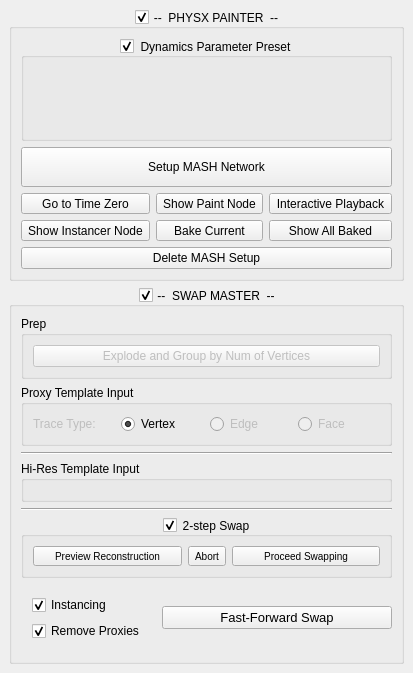
Qt form src/gui/app/setDressMaster/ui.ui (mushogenshin/mk_dcc) before a commit.
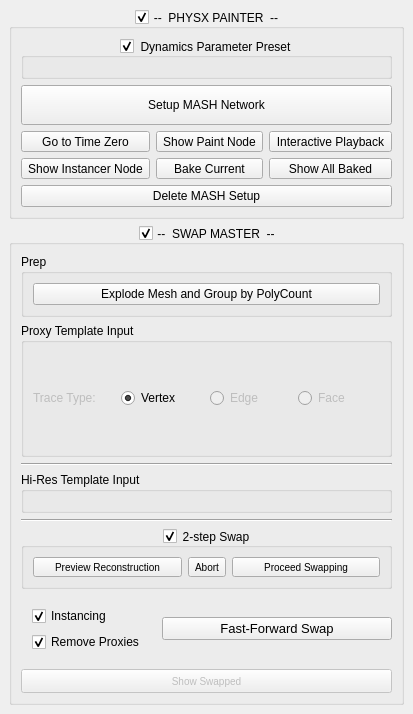
The same form after that commit. Icons and pictures are not drawn.

Commit message: WIP Completed prep logic of explode meshes and group by poly counts

What changed in the file:
```diff
--- a/src/gui/app/setDressMaster/ui.ui
+++ b/src/gui/app/setDressMaster/ui.ui
@@ -7,7 +7,7 @@
     <x>0</x>
     <y>0</y>
     <width>373</width>
-    <height>673</height>
+    <height>714</height>
    </rect>
   </property>
   <property name="windowTitle">
@@ -289,7 +289,7 @@
        <bool>true</bool>
       </property>
       <property name="sizePolicy">
-       <sizepolicy hsizetype="Preferred" vsizetype="Fixed">
+       <sizepolicy hsizetype="Preferred" vsizetype="Preferred">
         <horstretch>0</horstretch>
         <verstretch>0</verstretch>
        </sizepolicy>
@@ -309,6 +309,12 @@
       <layout class="QVBoxLayout" name="swap_master_group_box_layout">
        <item>
         <widget class="QGroupBox" name="groupBox_3">
+         <property name="sizePolicy">
+          <sizepolicy hsizetype="Preferred" vsizetype="Fixed">
+           <horstretch>0</horstretch>
+           <verstretch>0</verstretch>
+          </sizepolicy>
+         </property>
          <property name="title">
           <string>Prep</string>
          </property>
@@ -318,10 +324,20 @@
             <item>
              <widget class="QPushButton" name="pushButton_3">
               <property name="enabled">
-               <bool>false</bool>
+               <bool>true</bool>
               </property>
               <property name="text">
-               <string>Explode and Group by Num of Vertices</string>
+               <string>Explode Mesh and Group by PolyCount</string>
+              </property>
+              <property name="icon">
+               <iconset resource="rc/resources.qrc">
+                <normaloff>:/icons/baseline_broken_image_white_48dp.png</normaloff>:/icons/baseline_broken_image_white_48dp.png</iconset>
+              </property>
+              <property name="iconSize">
+               <size>
+                <width>24</width>
+                <height>24</height>
+               </size>
               </property>
              </widget>
             </item>
@@ -333,7 +349,7 @@
        <item>
         <widget class="QGroupBox" name="groupBox">
          <property name="sizePolicy">
-          <sizepolicy hsizetype="Preferred" vsizetype="Preferred">
+          <sizepolicy hsizetype="Preferred" vsizetype="Expanding">
            <horstretch>0</horstretch>
            <verstretch>0</verstretch>
           </sizepolicy>
@@ -420,6 +436,12 @@
        </item>
        <item>
         <widget class="QGroupBox" name="SM_orient_reconstruct_child_group_box">
+         <property name="sizePolicy">
+          <sizepolicy hsizetype="Preferred" vsizetype="Fixed">
+           <horstretch>0</horstretch>
+           <verstretch>0</verstretch>
+          </sizepolicy>
+         </property>
          <property name="title">
           <string>2-step Swap</string>
          </property>
@@ -598,6 +620,50 @@
          </item>
         </layout>
        </item>
+       <item>
+        <layout class="QHBoxLayout" name="horizontalLayout_3">
+         <property name="leftMargin">
+          <number>0</number>
+         </property>
+         <property name="topMargin">
+          <number>0</number>
+         </property>
+         <property name="rightMargin">
+          <number>0</number>
+         </property>
+         <property name="bottomMargin">
+          <number>0</number>
+         </property>
+         <item>
+          <widget class="QToolButton" name="SM_show_swapped_btn">
+           <property name="enabled">
+            <bool>false</bool>
+           </property>
+           <property name="sizePolicy">
+            <sizepolicy hsizetype="Preferred" vsizetype="Fixed">
+             <horstretch>0</horstretch>
+             <verstretch>0</verstretch>
+            </sizepolicy>
+           </property>
+           <property name="minimumSize">
+            <size>
+             <width>0</width>
+             <height>24</height>
+            </size>
+           </property>
+           <property name="styleSheet">
+            <string notr="true">font-size: 10px;</string>
+           </property>
+           <property name="text">
+            <string>Show Swapped</string>
+           </property>
+           <property name="toolButtonStyle">
+            <enum>Qt::ToolButtonTextUnderIcon</enum>
+           </property>
+          </widget>
+         </item>
+        </layout>
+       </item>
       </layout>
      </widget>
     </item>
```
Left out of the diff: 2 changed lines with no effect on the pictures. The commit also changes 10 other files.
